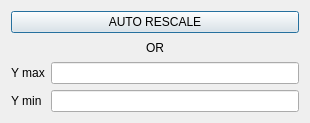
neutrons/RefRed, file designer/manual_y_axis_interface.ui: the form before one commit.
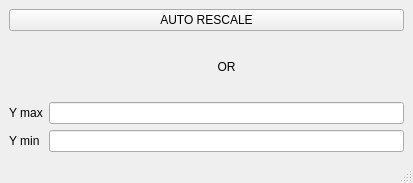
The form after the commit.

Commit message: Fixed manual scaling of reduced plot

```diff
--- a/designer/manual_y_axis_interface.ui
+++ b/designer/manual_y_axis_interface.ui
@@ -1,18 +1,37 @@
 <?xml version="1.0" encoding="UTF-8"?>
 <ui version="4.0">
- <class>Dialog</class>
- <widget class="QDialog" name="Dialog">
+ <class>MainWindow</class>
+ <widget class="QMainWindow" name="MainWindow">
   <property name="geometry">
    <rect>
     <x>0</x>
     <y>0</y>
-    <width>310</width>
-    <height>123</height>
+    <width>413</width>
+    <height>183</height>
    </rect>
   </property>
+  <property name="sizePolicy">
+   <sizepolicy hsizetype="Preferred" vsizetype="Fixed">
+    <horstretch>0</horstretch>
+    <verstretch>0</verstretch>
+   </sizepolicy>
+  </property>
+  <property name="minimumSize">
+   <size>
+    <width>0</width>
+    <height>183</height>
+   </size>
+  </property>
+  <property name="maximumSize">
+   <size>
+    <width>16777215</width>
+    <height>183</height>
+   </size>
+  </property>
   <property name="windowTitle">
    <string>Manual Y Axis</string>
   </property>
+  <widget class="QWidget" name="centralwidget">
   <layout class="QVBoxLayout" name="verticalLayout">
    <item>
     <widget class="QPushButton" name="auto_rescale">
@@ -21,41 +40,53 @@
      </property>
     </widget>
    </item>
-   <item>
-    <widget class="QLabel" name="label_2">
-     <property name="text">
-      <string>OR</string>
-     </property>
-     <property name="alignment">
-      <set>Qt::AlignCenter</set>
-     </property>
-    </widget>
-   </item>
    <item>
     <layout class="QGridLayout" name="gridLayout">
-     <item row="0" column="0">
+      <item row="1" column="0">
       <widget class="QLabel" name="label">
        <property name="text">
         <string>Y max</string>
        </property>
       </widget>
      </item>
-     <item row="0" column="1">
+      <item row="1" column="1">
       <widget class="QLineEdit" name="y_max_value"/>
      </item>
-     <item row="1" column="0">
+      <item row="2" column="0">
       <widget class="QLabel" name="label_3">
        <property name="text">
         <string>Y min</string>
        </property>
       </widget>
      </item>
-     <item row="1" column="1">
+      <item row="2" column="1">
       <widget class="QLineEdit" name="y_min_value"/>
      </item>
+      <item row="0" column="1">
+       <widget class="QLabel" name="label_2">
+        <property name="text">
+         <string>OR</string>
+        </property>
+        <property name="alignment">
+         <set>Qt::AlignCenter</set>
+        </property>
+       </widget>
+      </item>
     </layout>
    </item>
   </layout>
+  </widget>
+  <widget class="QMenuBar" name="menubar">
+   <property name="geometry">
+    <rect>
+     <x>0</x>
+     <y>0</y>
+     <width>413</width>
+     <height>25</height>
+    </rect>
+   </property>
+  </widget>
+  <widget class="QStatusBar" name="statusbar"/>
  </widget>
  <resources/>
  <connections>
```
Left out of the diff: 34 changed lines with no effect on the pictures. Lines whose indentation alone changed are shown as unchanged. The commit also changes 21 other files.
